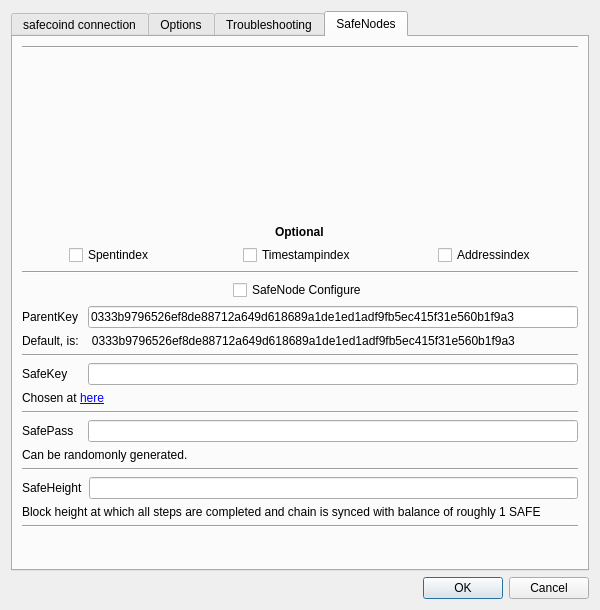
The window that src/settings.ui (OleksandrBlack/safecoin-qt-wallet) describes before a commit, drawn with Qt 5.
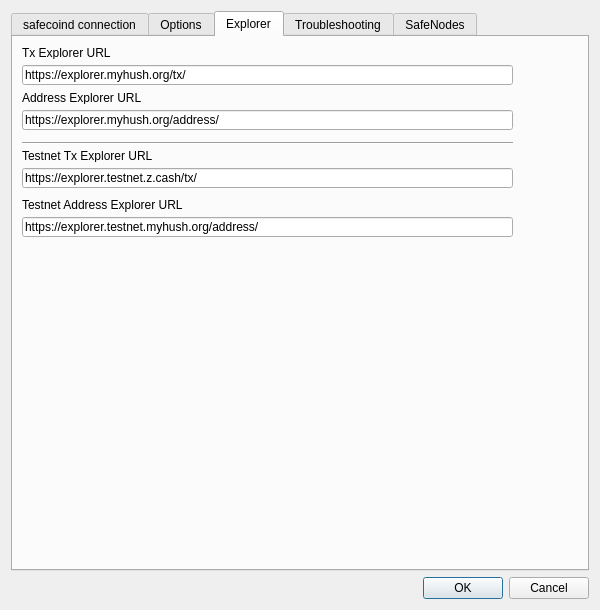
The same window after the commit. The open tabs and pages were chosen to show the change. Icons and pictures are not drawn.

Commit message: Add advanced explorer settings

Diff of the .ui file:
```diff
--- a/src/settings.ui
+++ b/src/settings.ui
@@ -538,6 +538,128 @@
        </item>
       </layout>
      </widget>
+     <widget class="QWidget" name="tab_4">
+      <attribute name="title">
+       <string>Explorer</string>
+      </attribute>
+      <widget class="QLabel" name="label_14">
+       <property name="geometry">
+        <rect>
+         <x>9</x>
+         <y>9</y>
+         <width>491</width>
+         <height>13</height>
+        </rect>
+       </property>
+       <property name="text">
+        <string>Tx Explorer URL</string>
+       </property>
+      </widget>
+      <widget class="Line" name="line_5">
+       <property name="geometry">
+        <rect>
+         <x>9</x>
+         <y>105</y>
+         <width>491</width>
+         <height>3</height>
+        </rect>
+       </property>
+       <property name="orientation">
+        <enum>Qt::Horizontal</enum>
+       </property>
+      </widget>
+      <widget class="QLineEdit" name="txExplorerUrl">
+       <property name="geometry">
+        <rect>
+         <x>9</x>
+         <y>28</y>
+         <width>491</width>
+         <height>20</height>
+        </rect>
+       </property>
+       <property name="text">
+        <string notr="true">https://explorer.myhush.org/tx/</string>
+       </property>
+      </widget>
+      <widget class="QLabel" name="label_15">
+       <property name="geometry">
+        <rect>
+         <x>9</x>
+         <y>54</y>
+         <width>491</width>
+         <height>13</height>
+        </rect>
+       </property>
+       <property name="text">
+        <string>Address Explorer URL</string>
+       </property>
+      </widget>
+      <widget class="QLineEdit" name="addressExplorerUrl">
+       <property name="geometry">
+        <rect>
+         <x>9</x>
+         <y>73</y>
+         <width>491</width>
+         <height>20</height>
+        </rect>
+       </property>
+       <property name="text">
+        <string notr="true">https://explorer.myhush.org/address/</string>
+       </property>
+      </widget>
+      <widget class="QLabel" name="label_16">
+       <property name="geometry">
+        <rect>
+         <x>9</x>
+         <y>112</y>
+         <width>491</width>
+         <height>13</height>
+        </rect>
+       </property>
+       <property name="text">
+        <string>Testnet Tx Explorer URL</string>
+       </property>
+      </widget>
+      <widget class="QLineEdit" name="testnetTxExplorerUrl">
+       <property name="geometry">
+        <rect>
+         <x>9</x>
+         <y>131</y>
+         <width>491</width>
+         <height>20</height>
+        </rect>
+       </property>
+       <property name="text">
+        <string notr="true">https://explorer.testnet.z.cash/tx/</string>
+       </property>
+      </widget>
+      <widget class="QLabel" name="label_17">
+       <property name="geometry">
+        <rect>
+         <x>9</x>
+         <y>160</y>
+         <width>501</width>
+         <height>16</height>
+        </rect>
+       </property>
+       <property name="text">
+        <string>Testnet Address Explorer URL</string>
+       </property>
+      </widget>
+      <widget class="QLineEdit" name="testnetAddressExplorerUrl">
+       <property name="geometry">
+        <rect>
+         <x>9</x>
+         <y>180</y>
+         <width>491</width>
+         <height>20</height>
+        </rect>
+       </property>
+       <property name="text">
+        <string notr="true">https://explorer.testnet.myhush.org/address/</string>
+       </property>
+      </widget>
+     </widget>
      <widget class="QWidget" name="tab_3">
       <attribute name="title">
        <string>Troubleshooting</string>
```
Left out of the diff: 2 changed lines with no effect on the pictures. The commit also changes 3 other files.
